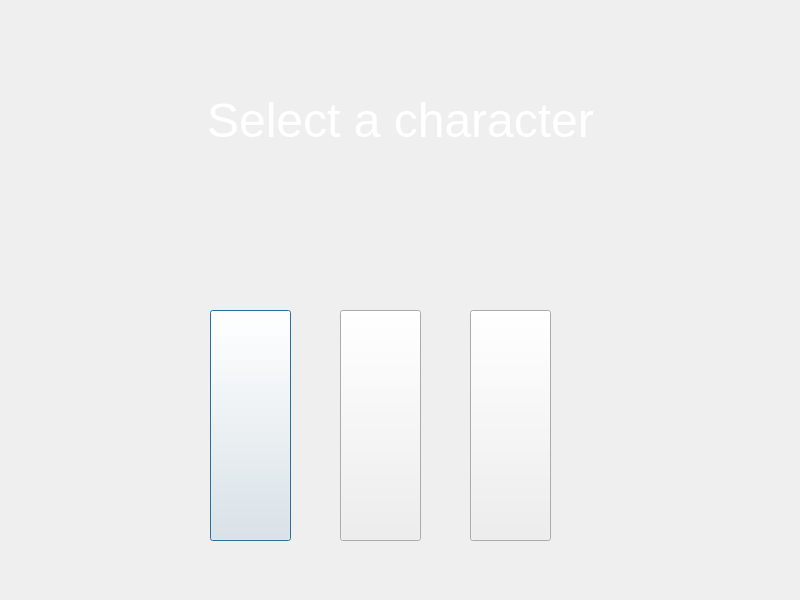
Taller-de-Programacion-1-1C2024-GRUPO1/TP-Jazz-Jackrabbit-2, file client_src/QT/character_selector.ui: the form before one commit.
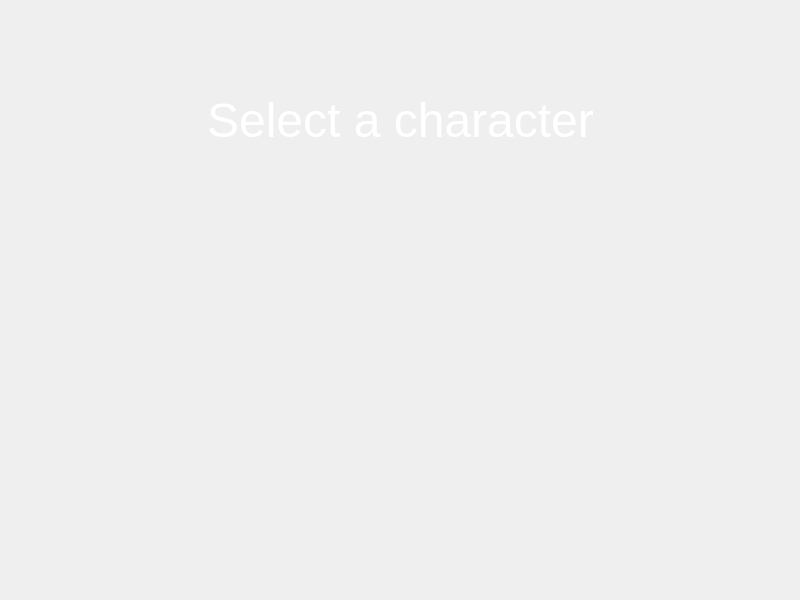
The form after the commit. Icons and pictures are not drawn.

Diff of the .ui file:
```diff
--- a/client_src/QT/character_selector.ui
+++ b/client_src/QT/character_selector.ui
@@ -13,57 +13,6 @@
   <property name="windowTitle">
    <string>Dialog</string>
   </property>
-  <widget class="QPushButton" name="btnCharacterJazz">
-   <property name="geometry">
-    <rect>
-     <x>210</x>
-     <y>310</y>
-     <width>81</width>
-     <height>231</height>
-    </rect>
-   </property>
-   <property name="styleSheet">
-    <string notr="true">qproperty-icon: url(':/characters/jazz_character.png');
-qproperty-iconSize: 200px 250px; </string>
-   </property>
-   <property name="text">
-    <string/>
-   </property>
-  </widget>
-  <widget class="QPushButton" name="btnCharacterSpaz">
-   <property name="geometry">
-    <rect>
-     <x>470</x>
-     <y>310</y>
-     <width>81</width>
-     <height>231</height>
-    </rect>
-   </property>
-   <property name="styleSheet">
-    <string notr="true">qproperty-icon: url(':/characters/spaz_character.png');
-qproperty-iconSize: 200px 250px; </string>
-   </property>
-   <property name="text">
-    <string/>
-   </property>
-  </widget>
-  <widget class="QPushButton" name="btnCharacterLori">
-   <property name="geometry">
-    <rect>
-     <x>340</x>
-     <y>310</y>
-     <width>81</width>
-     <height>231</height>
-    </rect>
-   </property>
-   <property name="styleSheet">
-    <string notr="true">qproperty-icon: url(':/characters/lori_character.png');
-qproperty-iconSize: 200px 250px; </string>
-   </property>
-   <property name="text">
-    <string/>
-   </property>
-  </widget>
   <widget class="QLabel" name="txtSelectMap">
    <property name="geometry">
     <rect>
@@ -77,6 +26,57 @@
     <string>&lt;html&gt;&lt;head/&gt;&lt;body&gt;&lt;p align=&quot;center&quot;&gt;&lt;span style=&quot; font-size:36pt; color:#ffffff;&quot;&gt;Select a character&lt;/span&gt;&lt;/p&gt;&lt;/body&gt;&lt;/html&gt;</string>
    </property>
   </widget>
+  <widget class="QWidget" name="">
+   <property name="geometry">
+    <rect>
+     <x>90</x>
+     <y>290</y>
+     <width>650</width>
+     <height>258</height>
+    </rect>
+   </property>
+   <layout class="QHBoxLayout" name="horizontalLayout">
+    <item>
+     <widget class="QPushButton" name="btnCharacterJazz">
+      <property name="styleSheet">
+       <string notr="true">qproperty-icon: url(':/characters/jazz_character.png');
+qproperty-iconSize: 200px 250px; 
+background: transparent;
+border: none;</string>
+      </property>
+      <property name="text">
+       <string/>
+      </property>
+     </widget>
+    </item>
+    <item>
+     <widget class="QPushButton" name="btnCharacterLori">
+      <property name="styleSheet">
+       <string notr="true">qproperty-icon: url(':/characters/lori_character.png');
+qproperty-iconSize: 200px 250px; 
+background: transparent;
+border: none;</string>
+      </property>
+      <property name="text">
+       <string/>
+      </property>
+     </widget>
+    </item>
+    <item>
+     <widget class="QPushButton" name="btnCharacterSpaz">
+      <property name="styleSheet">
+       <string notr="true">qproperty-icon: url(':/characters/spaz_character.png');
+qproperty-iconSize: 200px 250px; 
+background: transparent;
+border: none;</string>
+      </property>
+      <property name="text">
+       <string/>
+      </property>
+     </widget>
+    </item>
+   </layout>
+  </widget>
  </widget>
  <resources/>
  <connections/>
```
